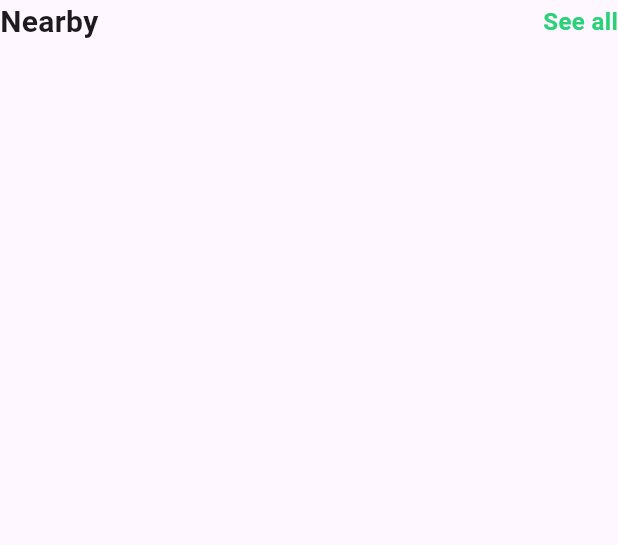
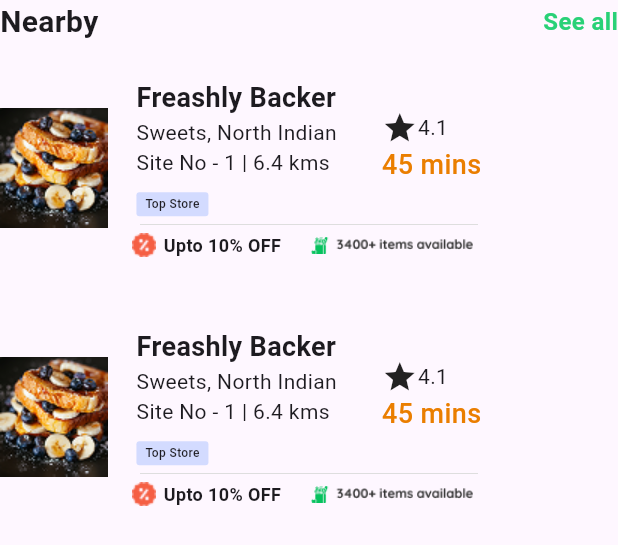
Before and after one commit to KK-0502/mechinetask1, a Flutter app: the NearbyItems widget shown alone on an empty page, opened directly, on a phone screen of 412 x 824 dp. Shown: the top 545 px of the screen. Run offline on Flutter 3.47's test engine with Material 3 defaults, Android fonts, the phone set to English and light mode, and no system bars; our stand-ins replace bloc, flutter_bloc; network calls fail.

Commit message:
today fully completed the home screen ui and notification and fetch the api but they have get an error not shwing the images there show in its not funt this url and one more adding the bottom navigation

```diff
--- /dev/null
+++ b/lib/Model/notification_Model.dart
@@ -0,0 +1,51 @@
+
+
+class NotificationModel {
+  final String? id;
+  final String? image;
+  final String? title;
+  final String? body;
+  final String? timestamp;
+
+
+  NotificationModel({
+    this.id,
+    this.image,
+    this.title,
+    this.body,
+    this.timestamp,
+  });
+
+  factory NotificationModel.fromJson(Map<String, dynamic> json, [String? docId]) {
+    return NotificationModel(
+      id: docId,
+      image: json["image"],
+      title: json["title"],
+      body: json["body"],
+      timestamp: json["timestamp"],
+    );
+  }
+
+  Map<String, dynamic> toJson() => {
+    "image": image,
+    "title": title,
+    "body": body,
+    "timestamp": timestamp,
+  };
+
+  NotificationModel copyWith({
+    String? id,
+    String? image,
+    String? title,
+    String? body,
+    String? timestamp,
+  }) {
+    return NotificationModel(
+      id: id ?? this.id,
+      image: image ?? this.image,
+      title: title ?? this.title,
+      body: body ?? this.body,
+      timestamp: timestamp ?? this.timestamp,
+    );
+  }
+}
--- /dev/null
+++ b/lib/View/Home_Screen/Components/Nearby/nearby_Details.dart
@@ -0,0 +1,69 @@
+
+import 'package:flutter/material.dart';
+import 'package:mechinenoti/View/Home_Screen/Components/Nearby/nearby_Offer.dart';
+
+class NearbyDetails extends StatelessWidget {
+  const NearbyDetails({super.key});
+
+  @override
+  Widget build(BuildContext context) {
+    return Column(
+      mainAxisAlignment: MainAxisAlignment.center,
+      children: [
+        Row(
+          children: [
+            Column(
+              mainAxisAlignment: MainAxisAlignment.center,
+              crossAxisAlignment: CrossAxisAlignment.start,
+              children: [
+                Text(
+                  "Freashly Backer",
+                  style: TextStyle(fontSize: 18, fontWeight: FontWeight.w700),
+                ),
+                Text("Sweets, North Indian"),
+                Text("Site No - 1 | 6.4 kms"),
+                SizedBox(height: 10,),
+                Container(
+                  width: 48,
+                  height: 16,
+                  decoration: BoxDecoration(
+                    borderRadius: BorderRadius.circular(2),
+                    color: Color.fromARGB(255, 211, 219, 255),
+                  ),
+                  child: Center(
+                    child: Text(
+                      "Top Store",
+                      style: TextStyle(fontSize: 8, fontWeight: FontWeight.w500),
+                    ),
+                  ),
+                ),
+              ],
+            ),
+            SizedBox(width: 30),
+            Column(
+              mainAxisAlignment: MainAxisAlignment.center,
+              crossAxisAlignment: CrossAxisAlignment.start,
+              children: [
+                Row(children: [Icon(Icons.star), Text("4.1")]),
+                Text(
+                  "45 mins",
+                  style: TextStyle(
+                    color: Color(0xFFEA7E00),
+                    fontSize: 18,
+                    fontWeight: FontWeight.w500,
+                  ),
+                ),
+              ],
+            ),
+          ],
+        ),
+        SizedBox(height: 5,),
+        SizedBox(
+          width: 225,
+          child: Image.asset("assets/image/line.png")),
+          SizedBox(height: 5,),
+          NearbyOffer(),
+      ],
+    );
+  }
+}
--- a/lib/View/Home_Screen/Components/Nearby/nearby_Items.dart
+++ b/lib/View/Home_Screen/Components/Nearby/nearby_Items.dart
@@ -1,5 +1,6 @@
 import 'package:flutter/material.dart';
 import 'package:mechinenoti/Common/heading.dart';
+import 'package:mechinenoti/View/Home_Screen/Components/Nearby/nearby_List.dart';
 
 class NearbyItems extends StatelessWidget {
   const NearbyItems({super.key});
@@ -22,6 +23,7 @@ class NearbyItems extends StatelessWidget {
             ),
           ],
         ),
+        NearbyList(),
       ],
     );
   }
--- /dev/null
+++ b/lib/View/Home_Screen/Components/Nearby/nearby_List.dart
@@ -0,0 +1,31 @@
+import 'package:flutter/material.dart';
+import 'package:mechinenoti/View/Home_Screen/Components/Nearby/nearby_Details.dart';
+
+class NearbyList extends StatelessWidget {
+  const NearbyList({super.key});
+
+  @override
+  Widget build(BuildContext context) {
+    return SizedBox(
+      height: 160 * 2, // e.g., 2 items height worth of space
+      child: ListView.builder(
+        itemCount: 2,
+        itemBuilder: (context, index) {
+          return Container(
+            margin: const EdgeInsets.symmetric(vertical: 8),
+            width: MediaQuery.of(context).size.width,
+            height: 150,
+            child: Row(
+              crossAxisAlignment: CrossAxisAlignment.center,
+              children: [
+                Image.asset("assets/image/food.png"),
+                SizedBox(width: 16),
+                NearbyDetails(),
+              ],
+            ),
+          );
+        },
+      ),
+    );
+  }
+}
--- /dev/null
+++ b/lib/View/Home_Screen/Components/Nearby/nearby_Offer.dart
@@ -0,0 +1,22 @@
+import 'package:flutter/material.dart';
+
+class NearbyOffer extends StatelessWidget {
+  const NearbyOffer({super.key});
+
+  @override
+  Widget build(BuildContext context) {
+    return Row(
+      children: [
+        Row(
+          children: [
+            Image.asset("assets/image/icon1.png"),
+            SizedBox(width: 5,),
+            Text("Upto 10% OFF",style: TextStyle(fontSize: 12,fontWeight: FontWeight.w700),)
+          ],
+        ),
+        SizedBox(width: 20,),
+        Image.asset("assets/image/icon2.png",scale: 1.4,),
+      ],
+    );
+  }
+}
--- a/lib/View/Home_Screen/home_Screen.dart
+++ b/lib/View/Home_Screen/home_Screen.dart
@@ -3,6 +3,7 @@ import 'package:mechinenoti/View/Home_Screen/Components/Craze/craze_items.dart';
 import 'package:mechinenoti/View/Home_Screen/Components/Nearby/nearby_Items.dart';
 import 'package:mechinenoti/View/Home_Screen/Components/Refer/Refer_Body.dart';
 import 'package:mechinenoti/View/Home_Screen/Components/Trending/trending.dart';
+import 'package:mechinenoti/View/Home_Screen/Components/View_Button/view_Button.dart';
 import 'package:mechinenoti/View/Home_Screen/Components/location_Details.dart';
 import 'package:mechinenoti/View/Home_Screen/Components/searchbox_Notification.dart';
 import 'package:mechinenoti/View/Home_Screen/Components/today_Like.dart';
@@ -29,6 +30,7 @@ class HomeScreen extends StatelessWidget {
               CrazeItems(),
               ReferBody(),
               NearbyItems(),
+              Center(child: ViewButton()),
             ],
           ),
         ),
--- /dev/null
+++ b/lib/ViewModel/Notify_Bloc/bloc/notify_bloc.dart
@@ -0,0 +1,22 @@
+import 'package:bloc/bloc.dart';
+import 'package:mechinenoti/Model/notification_Model.dart';
+import 'package:mechinenoti/Repository/notify_Repository.dart';
+import 'package:meta/meta.dart';
+
+part 'notify_event.dart';
+part 'notify_state.dart';
+
+class NotifyBloc extends Bloc<NotifyEvent, NotifyState> {
+  final NotifyRepository notifyRepository;
+  NotifyBloc(this.notifyRepository) : super(NotifyInitial()) {
+    on<FetchNotifyEvent>((event, emit)async{
+      emit(NotifyLoading());
+      try {
+        final notify = await notifyRepository.fetchNotify();
+        emit(NotifyLoaded(notify));
+      } catch (e) {
+        emit(NotifyError(e.toString()));
+      }
+    });
+  }
+}
--- /dev/null
+++ b/lib/ViewModel/Notify_Bloc/bloc/notify_event.dart
@@ -0,0 +1,5 @@
+part of 'notify_bloc.dart';
+
+@immutable
+sealed class NotifyEvent {}
+class FetchNotifyEvent extends NotifyEvent{}
--- /dev/null
+++ b/lib/ViewModel/Notify_Bloc/bloc/notify_state.dart
@@ -0,0 +1,15 @@
+part of 'notify_bloc.dart';
+
+@immutable
+sealed class NotifyState {}
+
+final class NotifyInitial extends NotifyState {}
+final class NotifyLoading extends NotifyState {}
+final class NotifyLoaded extends NotifyState {
+ final List<NotificationModel>notify;
+ NotifyLoaded(this.notify);
+}
+final class NotifyError extends NotifyState {
+ final String message;
+ NotifyError(this.message);
+}
--- a/pubspec.yaml
+++ b/pubspec.yaml
@@ -35,6 +35,9 @@ dependencies:
   # Use with the CupertinoIcons class for iOS style icons.
   cupertino_icons: ^1.0.8
   awesome_icons: ^1.1.0
+  flutter_bloc: ^9.1.1
+  http: ^1.4.0
+  intl: ^0.20.2
 
 dev_dependencies:
   flutter_test:
```
Also changed, not shown: lib/Repository/notify_Repository.dart (added, +22 -0 lines), lib/View/Home_Screen/Components/View_Button/view_Button.dart (added, +20 -0 lines), lib/View/Home_Screen/Components/searchbox_Notification.dart (+6 -1 lines), lib/View/Notification_Screen/notification_List.dart (added, +67 -0 lines), lib/View/Notification_Screen/notification_Screen.dart (+19 -0 lines), lib/main.dart (+16 -3 lines), assets/image/food.png (added), assets/image/icon1.png (added), assets/image/icon2.png (added), assets/image/line.png (added), pubspec.lock. Lines whose indentation alone changed are shown as unchanged.
